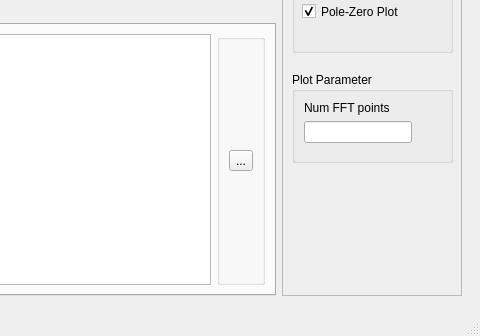
This is python/pyqt_filter_stacked.ui in zeroXzero/gr-filtdes as Qt 5 draws it before an edit; both pictures show x 648 to 1128 and y 355 to 691 of the 1128 by 691 pixel window. The edited form follows.
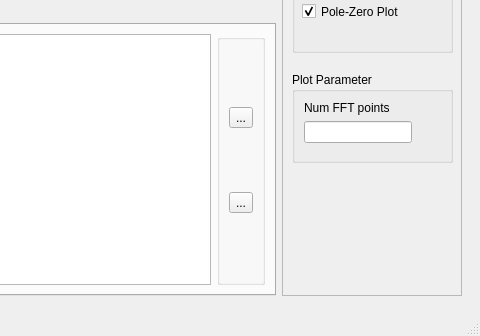
This is the edited form. Icons and pictures are not drawn. Custom widgets are drawn as their Qt base class.

Diff of the .ui file:
```diff
--- a/python/pyqt_filter_stacked.ui
+++ b/python/pyqt_filter_stacked.ui
@@ -248,6 +248,23 @@
                 <bool>false</bool>
                </property>
                <layout class="QVBoxLayout" name="verticalLayout_3">
+                <item>
+                 <widget class="QToolButton" name="addzeroPush">
+                  <property name="toolTip">
+                   <string>Add zero</string>
+                  </property>
+                  <property name="text">
+                   <string>...</string>
+                  </property>
+                  <property name="icon">
+                   <iconset>
+                    <normaloff>../apps/Settings_32x32.png</normaloff>../apps/Settings_32x32.png</iconset>
+                  </property>
+                  <property name="checkable">
+                   <bool>true</bool>
+                  </property>
+                 </widget>
+                </item>
                 <item>
                  <widget class="QToolButton" name="conjPush">
                   <property name="toolTip">
```
Left out of the diff: 17 changed lines with no effect on the pictures.
